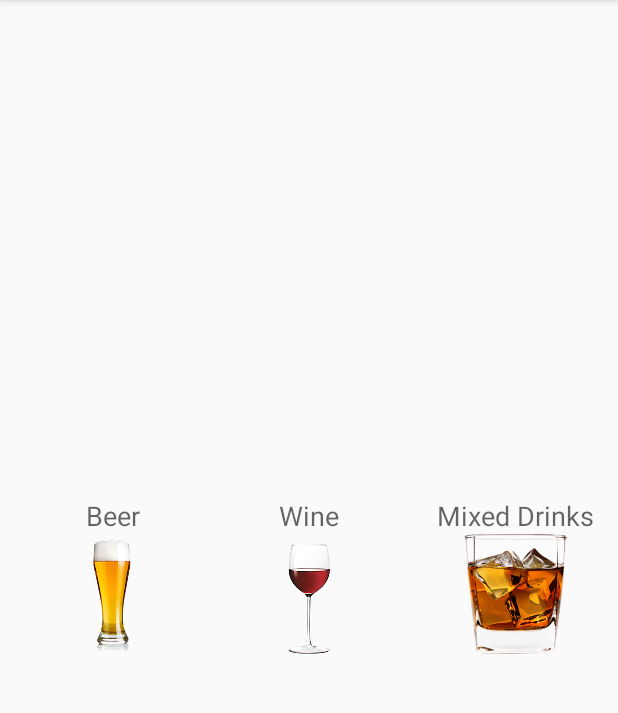
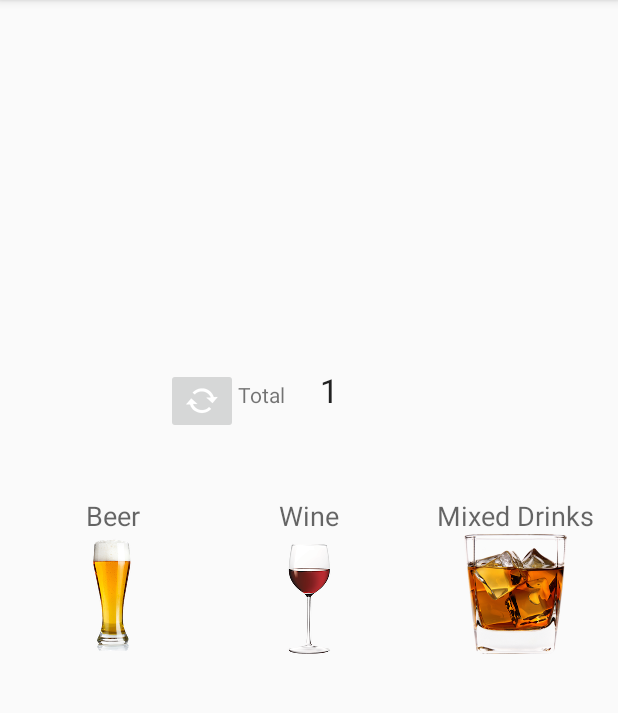
Before and after one commit to omarrodriguez15/HMB, an Android app: the screen it shows after launch (MainActivity), after a tap on an icon or button, on a phone screen of 412 x 824 dp, the part 84-797 px from its top. Run offline under Robolectric (Android 15) with nearby library versions, the phone set to English and light mode, and no system bars.

Commit message:
Added buttons and counting logic
-image buttons write the drink it corresponds to, to a cvs file
-every a button is pressed the counter reads the csv file and displays
how many items there are.
-The refresh button is suppose to delete the file to essentially reset
the count to zero(But it isn’t working :().

```diff
--- /dev/null
+++ b/app/src/main/java/yupp/hmbr/jabba/hldmybur/DrinkTracker.java
@@ -0,0 +1,162 @@
+package yupp.hmbr.jabba.hldmybur;
+
+import android.content.Context;
+import android.widget.Toast;
+
+import java.io.File;
+import java.io.FileInputStream;
+import java.io.FileOutputStream;
+import java.io.IOException;
+
+/**
+ * Created by jabba on 1/16/16.
+ */
+public class DrinkTracker
+{
+    Context mContext = null;
+    String drinksFile = "Drinks.csv";
+
+    //Constructor gives us context
+    public DrinkTracker(Context _context)
+    {
+        mContext = _context;
+    }
+
+    public int parseCsvString(String drinks)
+    {
+
+        return drinks.isEmpty() ? 0 : drinks.split(",").length;
+    }
+
+    public int getDrinkTotal(String drinkType)
+    {
+        int total = -1;
+        switch (drinkType.toLowerCase())
+        {
+            case "total":
+                total = parseCsvString(readFromStorage(drinksFile));
+                break;
+            default:
+                break;
+        }
+        return total;
+    }
+
+    public boolean clearDrinkTotal(String drinkType)
+    {
+        switch (drinkType.toLowerCase())
+        {
+            case "all":
+                File file = new File(mContext.getFilesDir().getAbsolutePath().toString()+drinksFile);
+                return file.delete();
+            default:
+                break;
+        }
+        return false;
+    }
+    //param[0] == filename
+    //param[1] == data
+    public String writeToStorage(String... params)
+    {
+        FileOutputStream fos = null;
+        File file = null;
+        String fileName = params.length > 0 ? params[0] : "";
+        byte[] bString = params.length > 1 ? params[1].getBytes() : new byte[1];
+
+        try
+        {
+            file = mContext.getFilesDir();
+            fos = mContext.openFileOutput(fileName, mContext.MODE_APPEND);
+            fos.write(bString);
+        }
+        catch (Exception ex)
+        {
+            ex.printStackTrace();
+        }
+        finally
+        {
+            try
+            {
+                fos.close();
+            } catch (IOException e)
+            {
+                e.printStackTrace();
+            }
+        }
+
+        return file.getPath().toString();
+    }
+
+    public String readFromStorage(String fileName)
+    {
+        int read;
+        String result = "";
+        FileInputStream fis = null;
+        StringBuffer sb = new StringBuffer();
+        File file = new File(mContext.getFilesDir().getPath()+fileName);
+
+        try
+        {
+            if (!file.exists())
+            {
+                mContext.openFileOutput(fileName, mContext.MODE_APPEND);
+            }
+
+            fis = mContext.openFileInput(fileName);
+
+            while ((read = fis.read()) != -1)
+            {
+                sb.append((char)read);
+            }
+
+            result = sb.toString();
+        }
+        catch (Exception ex)
+        {
+            ex.printStackTrace();
+        }
+        finally
+        {
+            try
+            {
+                //Check if ever opened. Happens when file doesn't exist.
+                if (fis != null)
+                {
+                    fis.close();
+                }
+            } catch (IOException e)
+            {
+                e.printStackTrace();
+            }
+        }
+
+        return result;
+    }
+
+    public void clearFile(String filename)
+    {
+        FileOutputStream fos = null;
+        File file = null;
+
+        try
+        {
+            file = mContext.getFilesDir();
+            fos = mContext.openFileOutput(filename, mContext.MODE_APPEND);
+
+        }
+        catch (Exception ex)
+        {
+            ex.printStackTrace();
+        }
+        finally
+        {
+            try
+            {
+                fos.close();
+            } catch (IOException e)
+            {
+                e.printStackTrace();
+            }
+        }
+    }
+}
--- a/app/src/main/java/yupp/hmbr/jabba/hldmybur/MainActivity.java
+++ b/app/src/main/java/yupp/hmbr/jabba/hldmybur/MainActivity.java
@@ -1,40 +1,84 @@
 package yupp.hmbr.jabba.hldmybur;
+
 
 import android.support.v7.app.AppCompatActivity;
 import android.os.Bundle;
 import android.view.View;
 import android.widget.ImageButton;
+import android.widget.TextView;
 import android.widget.Toast;
 
-public class MainActivity extends AppCompatActivity {
-    private ImageButton imgBtnWine, imgBtnBeer, imgBtnMixed;
+
+public class MainActivity extends AppCompatActivity
+{
+    ImageButton imgBtnWine, imgBtnBeer, imgBtnMixed, imgBtnReset;
+    TextView txtViewTotalDrinks;
+    DrinkTracker dt;
+    String drinksFile = "Drinks.csv";
+    final String TOTAL = "total";
+
+
     @Override
-    protected void onCreate(Bundle savedInstanceState) {
+    protected void onCreate(Bundle savedInstanceState)
+    {
         super.onCreate(savedInstanceState);
         setContentView(R.layout.activity_main);
+        dt = new DrinkTracker(getApplicationContext());
 
         imgBtnBeer = (ImageButton) findViewById(R.id.imgBtnBeer);
         imgBtnWine = (ImageButton) findViewById(R.id.imgBtnWine);
         imgBtnMixed = (ImageButton) findViewById(R.id.imgBtnMixed);
+        imgBtnReset = (ImageButton) findViewById(R.id.imgBtnReset);
 
-        imgBtnBeer.setOnClickListener(new View.OnClickListener() {
+        txtViewTotalDrinks = (TextView) findViewById(R.id.txtViewTotalCount);
+
+        txtViewTotalDrinks.clearComposingText();
+        txtViewTotalDrinks.setText(Integer.toString(dt.getDrinkTotal(TOTAL)));
+
+        imgBtnReset.setOnClickListener(new View.OnClickListener(){
             @Override
-            public void onClick(View v) {
-                Toast.makeText(getApplicationContext(),"BEER!", Toast.LENGTH_SHORT).show();
+            public void onClick(View v)
+            {
+                Toast.makeText(getApplicationContext(), "Reset drink count", Toast.LENGTH_SHORT);
+                dt.clearDrinkTotal("all");
+                txtViewTotalDrinks.clearComposingText();
+                txtViewTotalDrinks.setText(Integer.toString(dt.getDrinkTotal(TOTAL)));
             }
         });
 
-        imgBtnWine.setOnClickListener(new View.OnClickListener() {
+        imgBtnBeer.setOnClickListener(new View.OnClickListener()
+        {
             @Override
-            public void onClick(View v) {
-                Toast.makeText(getApplicationContext(), "WINE!", Toast.LENGTH_SHORT).show();
+            public void onClick(View v)
+            {
+                dt.writeToStorage(drinksFile, "Beer,");
+                Toast.makeText(getApplicationContext(),"Beer!", Toast.LENGTH_SHORT).show();
+                txtViewTotalDrinks.clearComposingText();
+                txtViewTotalDrinks.setText(Integer.toString(dt.getDrinkTotal(TOTAL)));
             }
         });
 
-        imgBtnMixed.setOnClickListener(new View.OnClickListener() {
+        imgBtnWine.setOnClickListener(new View.OnClickListener()
+        {
             @Override
-            public void onClick(View v) {
-                Toast.makeText(getApplicationContext(), "Mixed 2 Drink!", Toast.LENGTH_SHORT).show();
+            public void onClick(View v)
+            {
+                dt.writeToStorage(drinksFile, "Wine,");
+                Toast.makeText(getApplicationContext(), "Meh Wine!", Toast.LENGTH_SHORT).show();
+                txtViewTotalDrinks.clearComposingText();
+                txtViewTotalDrinks.setText(Integer.toString(dt.getDrinkTotal(TOTAL)));
+            }
+        });
+
+        imgBtnMixed.setOnClickListener(new View.OnClickListener()
+        {
+            @Override
+            public void onClick(View v)
+            {
+                dt.writeToStorage(drinksFile, "Mix Drink,");
+                Toast.makeText(getApplicationContext(), "It better be whiskey!", Toast.LENGTH_SHORT).show();
+                txtViewTotalDrinks.clearComposingText();
+                txtViewTotalDrinks.setText(Integer.toString(dt.getDrinkTotal(TOTAL)));
             }
         });
     }
--- a/app/src/main/res/layout/activity_main.xml
+++ b/app/src/main/res/layout/activity_main.xml
@@ -64,7 +64,8 @@
         android:layout_height="wrap_content"
         android:layout_marginLeft="29dp"
         android:layout_alignTop="@+id/linearLayout2"
-        android:layout_alignParentEnd="true">
+        android:layout_alignParentEnd="true"
+        android:id="@+id/linearLayout3">
 
         <TextView
             android:layout_width="wrap_content"
@@ -80,4 +81,40 @@
             android:background="@null"
             android:src="@drawable/whiskeyrocksxx" />
     </LinearLayout>
+
+    <LinearLayout
+        android:orientation="horizontal"
+        android:layout_width="wrap_content"
+        android:layout_height="wrap_content"
+        android:layout_marginBottom="42dp"
+        android:id="@+id/linearLayout4"
+        android:layout_above="@+id/linearLayout2"
+        android:layout_alignEnd="@+id/linearLayout2">
+
+        <ImageButton
+            android:layout_width="wrap_content"
+            android:layout_height="wrap_content"
+            android:id="@+id/imgBtnReset"
+            android:src="@android:drawable/stat_notify_sync"
+            android:layout_alignTop="@+id/linearLayout4"
+            android:layout_toEndOf="@+id/linearLayout" />
+
+        <TextView
+            android:layout_width="wrap_content"
+            android:layout_height="wrap_content"
+            android:textAppearance="?android:attr/textAppearanceSmall"
+            android:text="Total       "
+            android:id="@+id/textView"
+            android:layout_alignBottom="@+id/linearLayout4"
+            android:layout_toEndOf="@+id/imgBtnReset" />
+
+        <TextView
+            android:layout_width="wrap_content"
+            android:layout_height="wrap_content"
+            android:textAppearance="?android:attr/textAppearanceLarge"
+            android:id="@+id/txtViewTotalCount"
+            android:layout_alignParentTop="true"
+            android:layout_alignStart="@+id/linearLayout2" />
+    </LinearLayout>
+
 </RelativeLayout>
```
